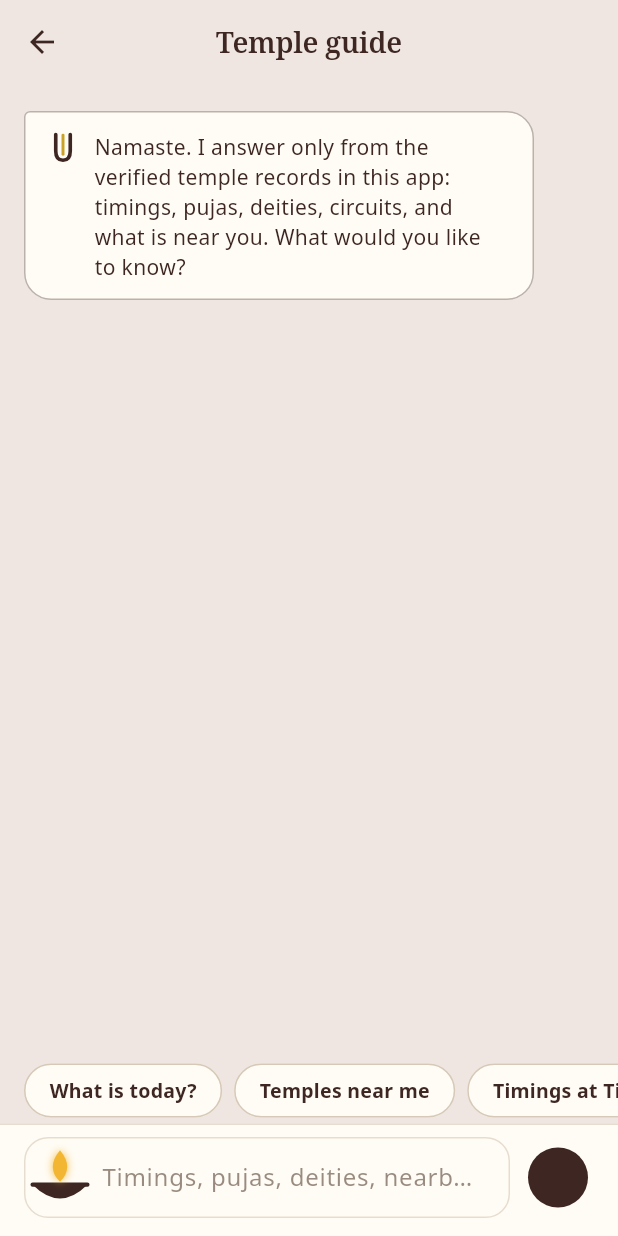
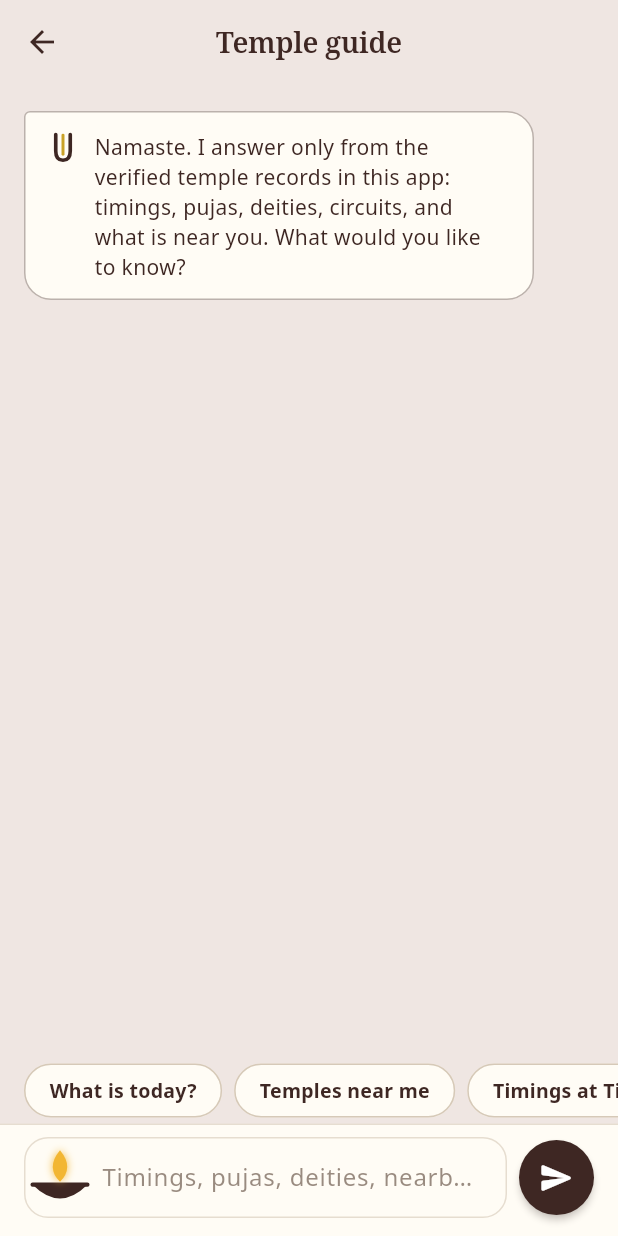
Before and after one commit to PranayReddy10/temple-app, a Flutter app: the GuideScreen screen opened directly, on a phone screen of 412 x 824 dp. Run offline on Flutter 3.47's test engine with Material 3 defaults, Android fonts, the phone set to English and light mode, and no system bars; our stand-ins replace app_links, audioplayers, firebase_analytics, firebase_core, firebase_messaging, flutter_tts and 12 more; missing offline and left inert: applovin_max, flutter_cashfree_pg_sdk, mobile_scanner, phonepe_payment_sdk, razorpay_flutter; accounts and stored records are empty; network calls fail.

Commit message:
Devotee app: a send button that is seen, in the guide and in Help & support
The send button beside the guide's question field and the Help & support
reply field is drawn outright, the day's colour behind the arrow, rather
than left to the filled icon button's theme, which left it unseen.

Co-Authored-By: Claude Fable 5.1 <noreply@anthropic.com>
Claude-Session: https://claude.ai/code/session_0158dHesiDsVQbhnsmF7ny3X

```diff
--- a/lib/core/widgets/temple_widgets.dart
+++ b/lib/core/widgets/temple_widgets.dart
@@ -381,6 +381,43 @@ class _Pill extends StatelessWidget {
       );
 }
 
+/// The round send button beside a message field: the day's colour behind a
+/// white arrow, drawn outright rather than left to a theme, so it is seen
+/// on every page and in both schemes.
+class SendButton extends StatelessWidget {
+  const SendButton({super.key, required this.onPressed, this.busy = false, this.tooltip});
+
+  final VoidCallback? onPressed;
+  final bool busy;
+  final String? tooltip;
+
+  @override
+  Widget build(BuildContext context) {
+    final scheme = Theme.of(context).colorScheme;
+    final on = ThemeData.estimateBrightnessForColor(scheme.primary) == Brightness.dark ? Colors.white : Palette.ebony;
+    return Tooltip(
+      message: tooltip ?? 'Send',
+      child: Material(
+        color: scheme.primary,
+        shape: const CircleBorder(),
+        clipBehavior: Clip.antiAlias,
+        elevation: 2,
+        shadowColor: scheme.primary.withValues(alpha: 0.5),
+        child: InkWell(
+          onTap: busy ? null : onPressed,
+          child: SizedBox(
+            width: 50,
+            height: 50,
+            child: Center(
+              child: busy ? SizedBox.square(dimension: 20, child: CircularProgressIndicator(strokeWidth: 2, color: on)) : Icon(Icons.send_rounded, color: on, size: 24),
+            ),
+          ),
+        ),
+      ),
+    );
+  }
+}
+
 /// A flickering diya used as the loading indicator.
 class DiyaLoader extends StatefulWidget {
   const DiyaLoader({super.key, this.size = 56, this.label});
--- a/lib/features/guide/guide_screen.dart
+++ b/lib/features/guide/guide_screen.dart
@@ -138,7 +138,7 @@ class _GuideScreenState extends State<GuideScreen> {
                   ),
                 ),
                 const SizedBox(width: 8),
-                IconButton.filled(onPressed: () => _ask(_input.text), icon: const Icon(Icons.send_rounded)),
+                SendButton(onPressed: () => _ask(_input.text), tooltip: 'Ask'),
               ],
             ),
           ),
--- a/lib/features/submissions/submissions_screen.dart
+++ b/lib/features/submissions/submissions_screen.dart
@@ -301,14 +301,13 @@ class _TicketScreenState extends State<TicketScreen> {
                 children: [
                   Expanded(child: TextField(controller: _reply, minLines: 1, maxLines: 4, decoration: InputDecoration(hintText: s('reply')))),
                   const SizedBox(width: 8),
-                  IconButton.filled(
+                  SendButton(
                     onPressed: () async {
                       final body = _reply.text.trim();
                       if (body.isEmpty) return;
                       _reply.clear();
                       await ctl.reply(sub, body, author: auth.devotee?.name ?? 'You');
                     },
-                    icon: const Icon(Icons.send_rounded),
                   ),
                 ],
               ),
```
